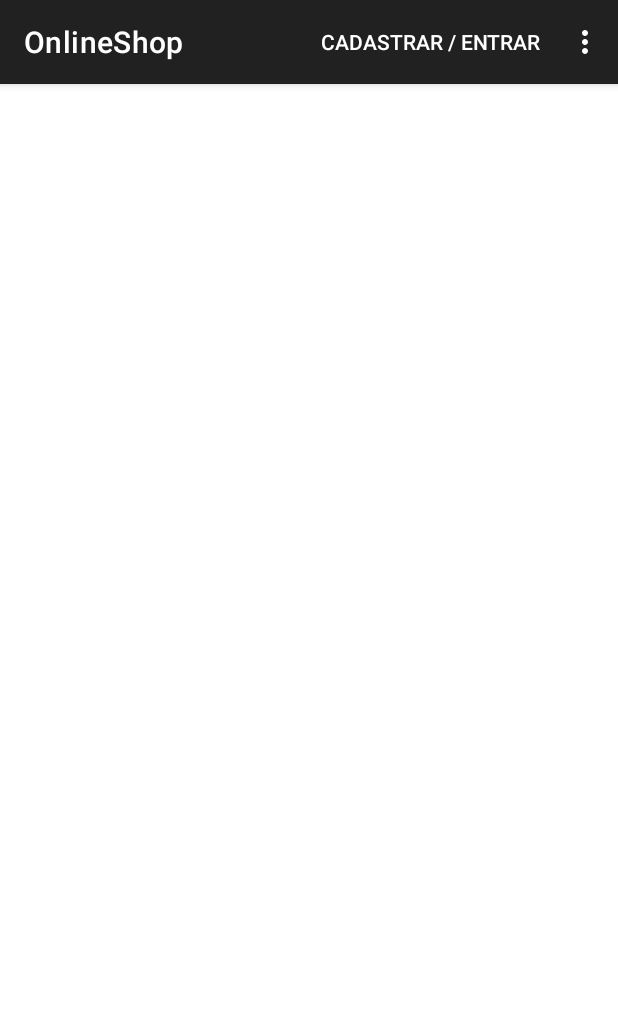
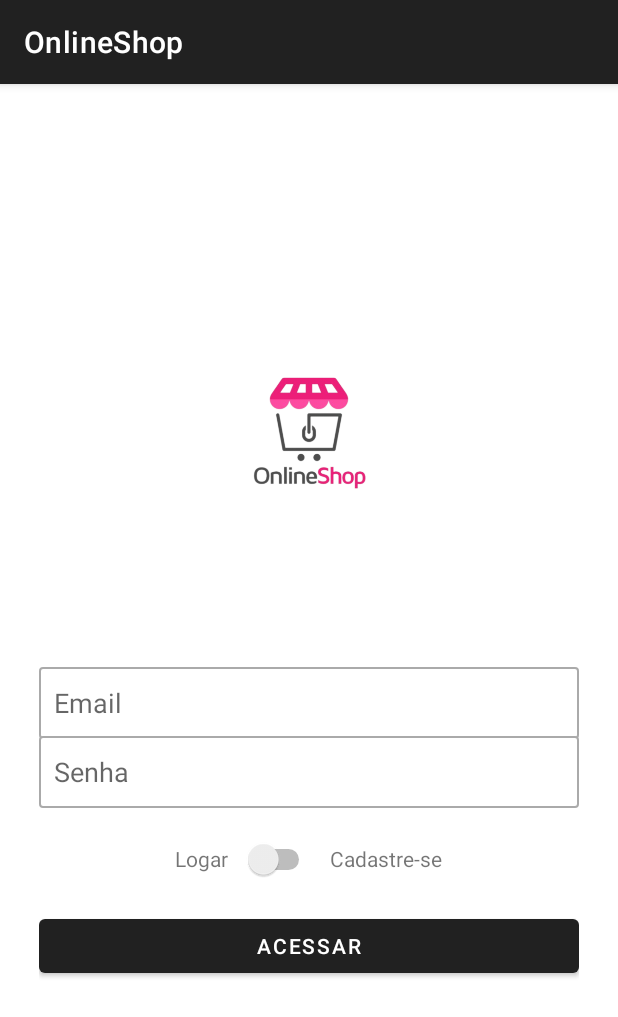
Before and after one commit to ViniciusVidaal/LojaAkts, an Android app: the screen it shows after launch (AnunciosActivity before the commit, CadastroActivity after it), after a tap on "CADASTRAR / ENTRAR", on a phone screen of 412 x 824 dp. Shown: the top 1017 px of the screen. Run offline under Robolectric (Android 15) with nearby library versions, the phone set to English and light mode, and no system bars; our stand-ins replace Firebase (no records; nobody signed in at launch, a user with empty details on screens opened directly).

```diff
--- a/app/src/main/AndroidManifest.xml
+++ b/app/src/main/AndroidManifest.xml
@@ -15,7 +15,6 @@
         <activity
             android:name=".activity.CadastroActivity"
             android:exported="false"
-            android:label="@string/title_activity_anuncios"
             android:theme="@style/Theme.AktsukiMp" />
         <activity
             android:name=".activity.AnunciosActivity"
--- a/app/src/main/java/com/example/aktsukimp/activity/AnunciosActivity.java
+++ b/app/src/main/java/com/example/aktsukimp/activity/AnunciosActivity.java
@@ -1,18 +1,30 @@
 package com.example.aktsukimp.activity;
 
+import androidx.annotation.NonNull;
 import androidx.appcompat.app.AppCompatActivity;
 
+import android.content.Intent;
 import android.os.Bundle;
 import android.view.Menu;
+import android.view.MenuItem;
 
 import com.example.aktsukimp.R;
+import com.example.aktsukimp.activity.helper.ConfiguracaoFirebase;
+import com.google.firebase.auth.FirebaseAuth;
 
 public class AnunciosActivity extends AppCompatActivity {
+
+    private FirebaseAuth autenticacao;
 
     @Override
     protected void onCreate(Bundle savedInstanceState) {
         super.onCreate(savedInstanceState);
         setContentView(R.layout.activity_anuncios);
+
+        // configuração iniciais para ver se o usuário esta logado ou nao
+        autenticacao = ConfiguracaoFirebase.getReferenciaAutenticacao();
+
+        // autenticacao.signOut();
     }
 
     @Override
@@ -23,8 +35,25 @@ public class AnunciosActivity extends AppCompatActivity {
 
     @Override
     public boolean onPrepareOptionsMenu(Menu menu) {
+        if (autenticacao.getCurrentUser() == null){  //usuario deslogado
+            menu.setGroupVisible(R.id.group_deslogado, true);
+        }else { //usuario logado
+            menu.setGroupVisible(R.id.group_logado, true);
+        }
+        return super.onPrepareOptionsMenu(menu);
+    }
+
+    @Override
+    public boolean onOptionsItemSelected(@NonNull MenuItem item) {
+        if(item.getItemId() == R.id.menu_cadastrar){
+            startActivity(new Intent(getApplicationContext(),CadastroActivity.class));
+        } else if (item.getItemId() == R.id.menu_sair) {
+            autenticacao.signOut();
+            invalidateOptionsMenu();
+
+        }
 
 
-        return super.onPrepareOptionsMenu(menu);
+        return super.onOptionsItemSelected(item);
     }
 }
--- a/app/src/main/java/com/example/aktsukimp/activity/CadastroActivity.java
+++ b/app/src/main/java/com/example/aktsukimp/activity/CadastroActivity.java
@@ -3,6 +3,7 @@ package com.example.aktsukimp.activity;
 import androidx.annotation.NonNull;
 import androidx.appcompat.app.AppCompatActivity;
 
+import android.content.Intent;
 import android.os.Bundle;
 import android.view.View;
 import android.widget.Button;
@@ -56,6 +57,8 @@ public class CadastroActivity extends AppCompatActivity {
                                     if (task.isSuccessful()) {
                                         Toast.makeText(CadastroActivity.this, "Cadastro Realizado Com Sucesso!", Toast.LENGTH_SHORT).show();
 
+
+
                                     } else {
 
                                         String erroExcecao = "";
@@ -92,6 +95,7 @@ public class CadastroActivity extends AppCompatActivity {
                                         Toast.makeText(CadastroActivity.this,
                                                 "Logado Com Sucesso",
                                                 Toast.LENGTH_SHORT).show();
+                                        startActivity(new Intent(getApplicationContext(), AnunciosActivity.class));
 
                                     }else {
                                         Toast.makeText(CadastroActivity.this,
@@ -122,6 +126,5 @@ public class CadastroActivity extends AppCompatActivity {
         campoSenha = findViewById(R.id.editCadastroSenha);
         botaoAcessar = findViewById(R.id.buttonAcesso);
         tipoAcesso = findViewById(R.id.switchAcesso);
-
     }
 }
--- a/app/src/main/res/menu/menu_main.xml
+++ b/app/src/main/res/menu/menu_main.xml
@@ -1,7 +1,7 @@
 <?xml version="1.0" encoding="utf-8"?>
 <menu xmlns:android="http://schemas.android.com/apk/res/android"
     xmlns:app="http://schemas.android.com/apk/res-auto">
-    <group android:id="@+id/group_logado">
+    <group android:id="@+id/group_logado" android:visible="false">
         <item android:id="@+id/menu_anuncios"
             android:title="Meus Anúcios" />
 
@@ -10,7 +10,7 @@
 
     </group>
 
-    <group android:id="@+id/group_deslogado">
+    <group android:id="@+id/group_deslogado" android:visible="false">
 
         <item android:id="@+id/menu_cadastrar"
             android:title="Cadastrar / Entrar"
```
